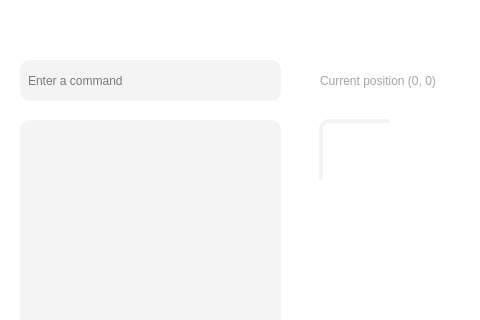
First picture: the form in ui/mainwindow.ui, repository Huxyshuu/TurtleGraphics-1, before the edit; both pictures show x 0 to 480 and y 0 to 320 of the 780 by 505 pixel window.
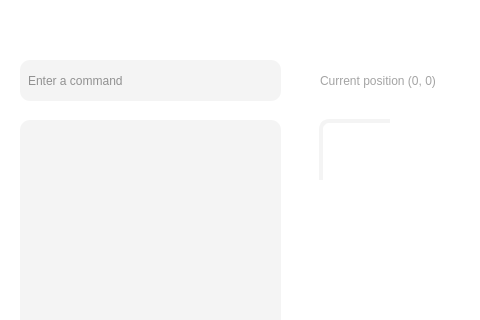
Second picture: the form after the edit.

Commit message: Added color to UI text elements

What changed in the file:
```diff
--- a/ui/mainwindow.ui
+++ b/ui/mainwindow.ui
@@ -69,7 +69,8 @@
 border-radius: 10px;
 font: 14px &quot;consolas&quot;;
 min-width: 10em;
-padding: 6px;</string>
+padding: 6px;
+color: #2E2E2E;</string>
     </property>
     <property name="text">
      <string/>
```
Left out of the diff: 3 changed lines with no effect on the pictures.
